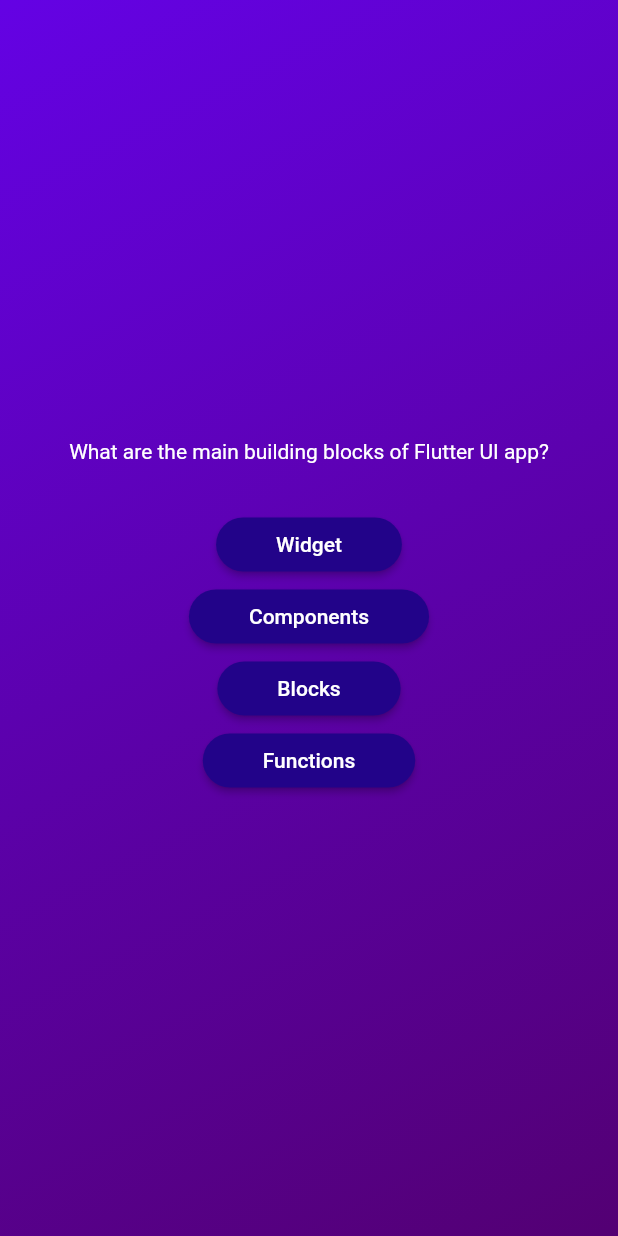
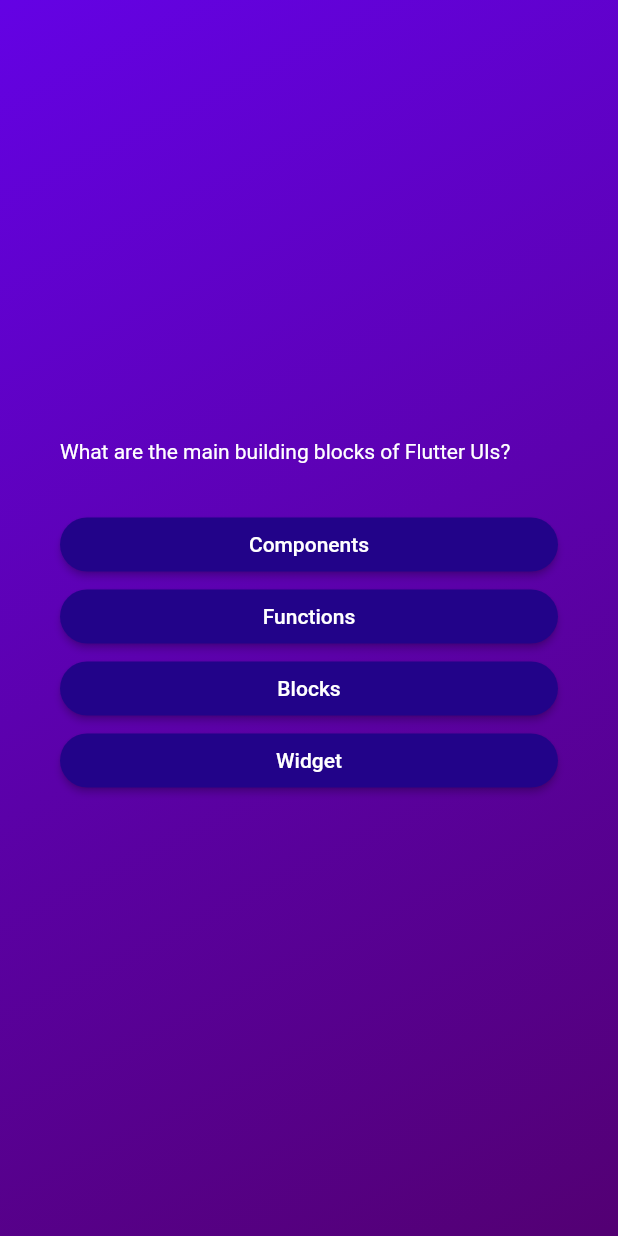
Before and after one commit to adilaziz986/QuizApp, a Flutter app: the screen it shows after launch, on a phone screen of 412 x 824 dp. Run offline on Flutter 3.47's test engine with Material 2 defaults, Android fonts, the phone set to English and light mode, and no system bars.

Commit message:
72 completed

```diff
--- a/quiz_app/lib/models/quiz_quesiton.dart
+++ b/quiz_app/lib/models/quiz_quesiton.dart
@@ -2,4 +2,10 @@ class QuizQuestion {
   const QuizQuestion(this.text, this.answers);
   final String text;
   final List<String> answers;
+
+  List<String> getShuffledAnswers() {
+    final shuffledList = List.of(answers);
+    shuffledList.shuffle();
+    return shuffledList;
+  }
 }
--- a/quiz_app/lib/question_screen.dart
+++ b/quiz_app/lib/question_screen.dart
@@ -16,11 +16,14 @@ class _QuestionsScreenState extends State<QuestionsScreen> {
 
     return SizedBox(
       width: double.infinity,
+      child: Container(
+        margin: const EdgeInsets.all(40),
         child: Column(
           mainAxisAlignment: MainAxisAlignment.center,
+          crossAxisAlignment: CrossAxisAlignment.stretch,
           children: [
             const Text(
-            "What are the main building blocks of Flutter UI app?",
+              "What are the main building blocks of Flutter UIs?",
               style: TextStyle(
                 color: Colors.white,
               ),
@@ -28,11 +31,12 @@ class _QuestionsScreenState extends State<QuestionsScreen> {
             const SizedBox(
               height: 30,
             ),
-          ...currentQuestion.answers.map((answer) {
+            ...currentQuestion.getShuffledAnswers().map((answer) {
               return AnswerButton(answerText: answer, onTap: () {});
             }),
           ],
         ),
+      ),
     );
   }
 }
```
Lines whose indentation alone changed are shown as unchanged.
